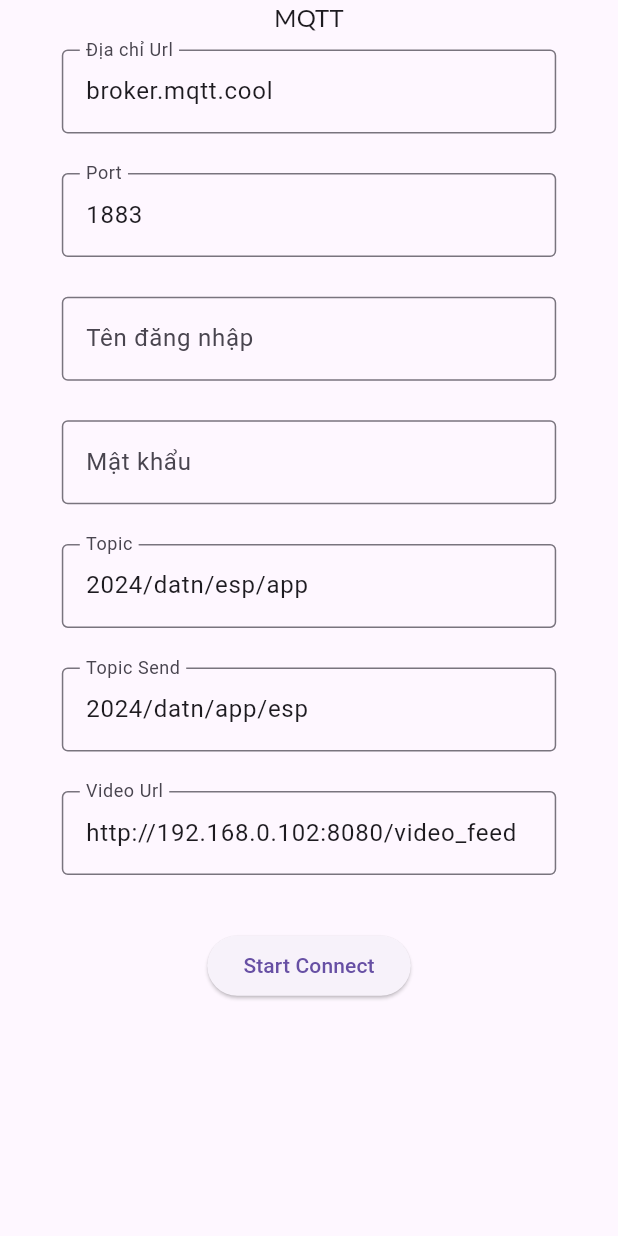
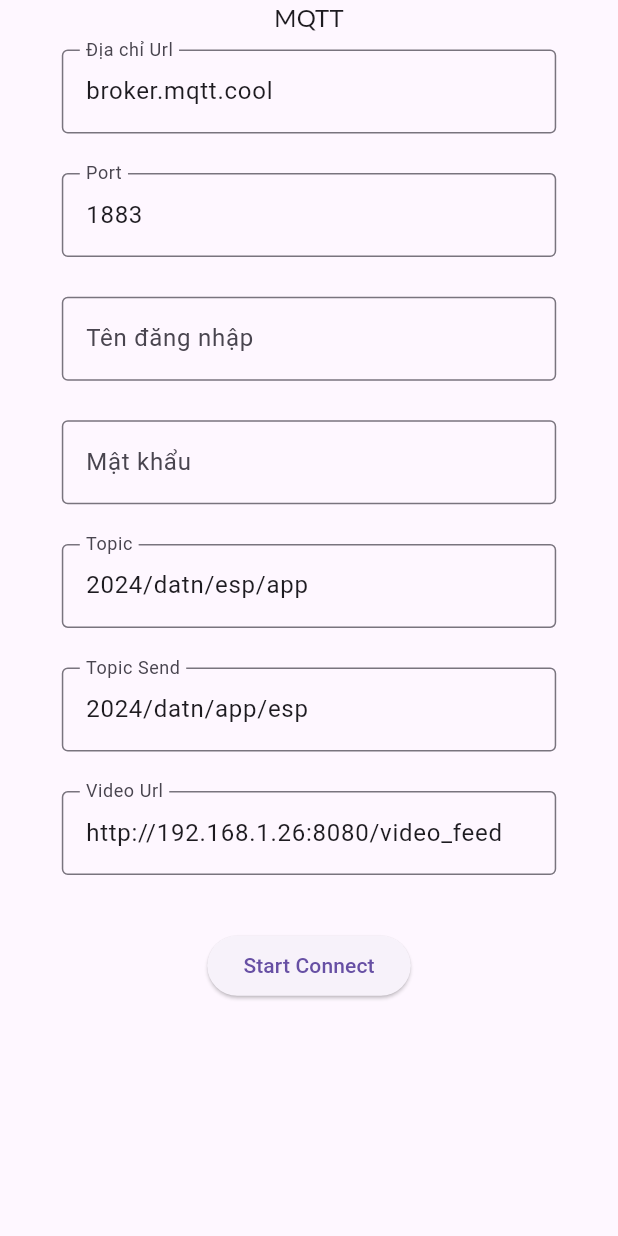
Before and after one commit to blacksheepwall1994/garden_guard, a Flutter app: the screen it shows after launch, on a phone screen of 412 x 824 dp. Run offline on Flutter 3.47's test engine with Material 3 defaults, Android fonts, the phone set to English and light mode, and no system bars; our stand-ins replace get, get_storage, google_fonts, logger; missing offline and left inert: flutter_vlc_player, im_animations, mqtt_client.

Commit message:
Update video feed URL and adjust layout alignment in home widget

```diff
--- a/lib/controller/mqtt_ctrl/mqtt_ctrl.dart
+++ b/lib/controller/mqtt_ctrl/mqtt_ctrl.dart
@@ -14,7 +14,7 @@ class MqttCtrl extends GetxController {
 
   final TextEditingController mqttPassword = TextEditingController();
 
-  final TextEditingController videoUrl = TextEditingController()..text = 'http://192.168.0.102:8080/video_feed';
+  final TextEditingController videoUrl = TextEditingController()..text = 'http://192.168.1.26:8080/video_feed';
 
   final TextEditingController mqttTopic = TextEditingController()..text = '2024/datn/esp/app';
   final TextEditingController mqttTopicSend = TextEditingController()..text = '2024/datn/app/esp';
--- a/lib/ui/home/home_widget.dart
+++ b/lib/ui/home/home_widget.dart
@@ -29,7 +29,7 @@ Widget _buildItem(int index, HomeCtrl controller) {
     ),
     child: Obx(
       () => Stack(
-        alignment: Alignment.center,
+        alignment: Alignment.topCenter,
         children: [
           Center(
             child: Icon(
@@ -38,7 +38,7 @@ Widget _buildItem(int index, HomeCtrl controller) {
               size: 80,
             ),
           ),
-          _buildDataSensor(index, controller),
+          _buildDataSensor(index, controller).paddingAll(12),
         ],
       ),
     ),
@@ -154,7 +154,7 @@ Widget buildSwitchControl({
   required Function(bool) onChanged,
 }) {
   return Column(
-    mainAxisAlignment: MainAxisAlignment.center,
+    mainAxisAlignment: MainAxisAlignment.start,
     children: [
       Switch(value: value, onChanged: onChanged),
       UtilWidget.buildText(label),
```
